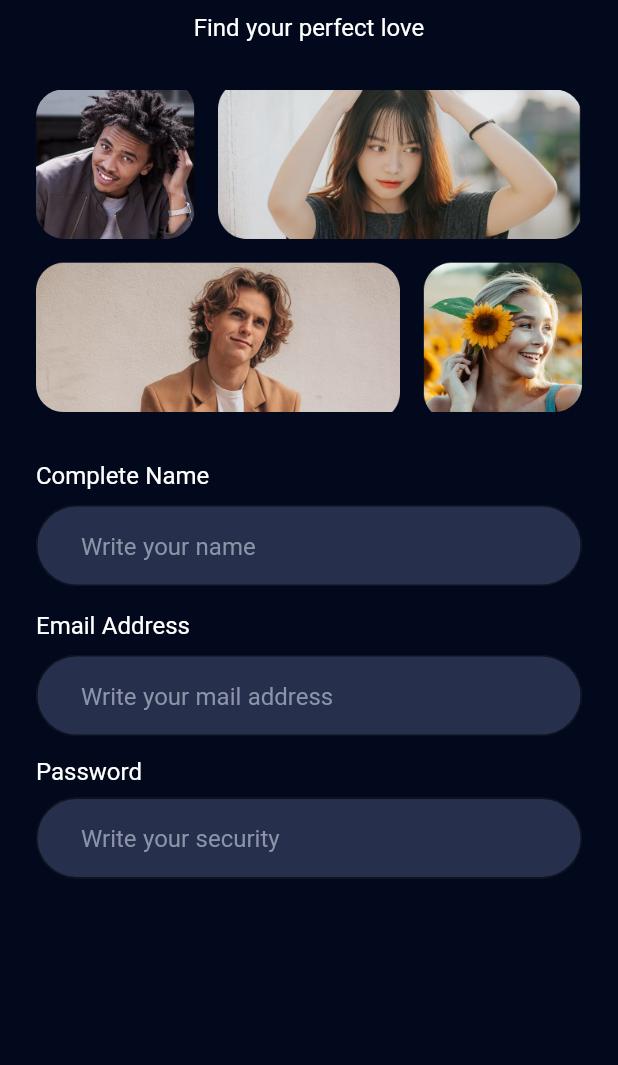
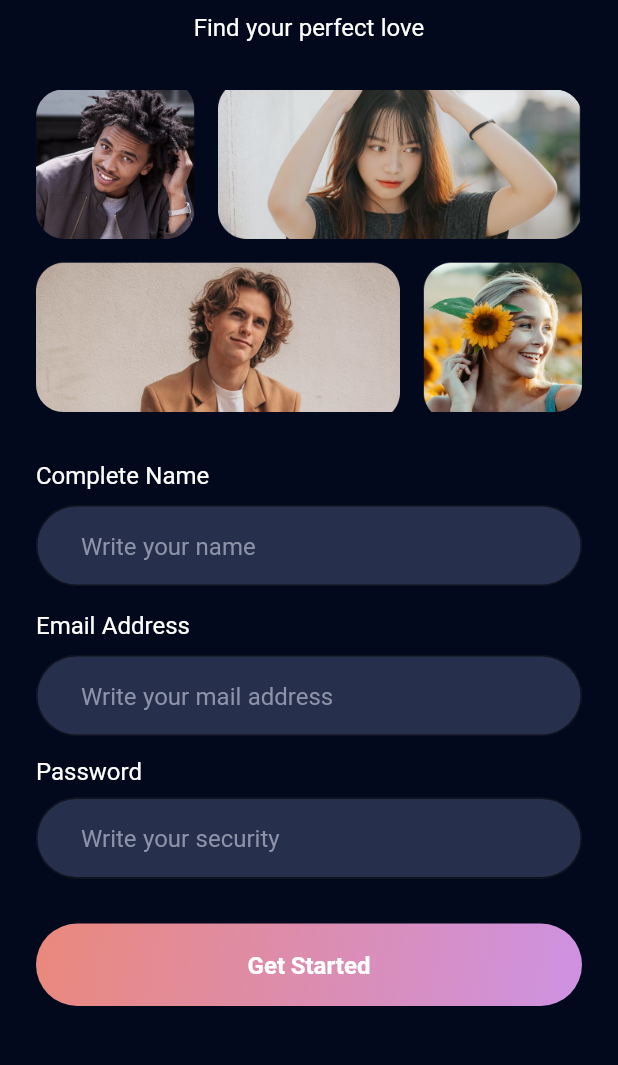
Before and after one commit to beranju/cari_jodoh, a Flutter app: the screen it shows after launch, on a phone screen of 412 x 824 dp, the part 140-1205 px from its top. Run offline on Flutter 3.47's test engine with Material 2 defaults, Android fonts, the phone set to English and light mode, and no system bars; our stand-ins replace google_fonts.

Commit message:
slicing screen job and age

```diff
--- a/lib/App.dart
+++ b/lib/App.dart
@@ -1,3 +1,4 @@
+import 'package:cari_jodoh/features/authtentication/ui/sign_up_job_age_screen.dart';
 import 'package:cari_jodoh/features/authtentication/ui/sign_up_screen.dart';
 import 'package:cari_jodoh/theme_manager/assets_image_theme_manager.dart';
 import 'package:cari_jodoh/theme_manager/theme_data_manager.dart';
@@ -14,6 +15,7 @@ class AppScreen extends StatelessWidget{
       initialRoute: SignUpScreen.routeName,
       routes: {
         SignUpScreen.routeName : (context) => const SignUpScreen(),
+        SignUpJobAgeScreen.routeName : (context) => const SignUpJobAgeScreen(),
       },
     );
   }
--- /dev/null
+++ b/lib/common_widget/custom_button_widget.dart
@@ -0,0 +1,39 @@
+import 'package:cari_jodoh/theme_manager/color_manager.dart';
+import 'package:cari_jodoh/theme_manager/font_manager.dart';
+import 'package:cari_jodoh/theme_manager/style_manager.dart';
+import 'package:cari_jodoh/theme_manager/values_manager.dart';
+import 'package:flutter/material.dart';
+
+class CustomButtonWidget extends StatelessWidget{
+  const CustomButtonWidget({super.key, required this.textButton, required this.ontap});
+
+  final String textButton;
+  final VoidCallback ontap;
+
+  @override
+  Widget build(BuildContext context) {
+    return GestureDetector(
+      onTap: ontap,
+      child: Container(
+        width: double.infinity,
+        height: 55.0,
+        alignment: Alignment.center,
+        decoration: BoxDecoration(
+          borderRadius: BorderRadius.circular(AppSize.s50),
+          gradient: LinearGradient(
+            colors: [
+              ColorManager.pink,
+              ColorManager.purple
+            ],
+            begin: Alignment.topLeft,
+            end: Alignment.bottomRight
+          )
+        ),
+        child: Text(
+          textButton,
+          style: getWhiteTextStyle(fontWeight: FontWeightManager.semiBold),
+        ),
+      ),
+    );
+  }
+}
--- a/lib/features/authtentication/ui/sign_up_screen.dart
+++ b/lib/features/authtentication/ui/sign_up_screen.dart
@@ -1,7 +1,10 @@
+import 'package:cari_jodoh/common_widget/custom_button_widget.dart';
+import 'package:cari_jodoh/common_widget/custom_text_button_widget.dart';
 import 'package:cari_jodoh/common_widget/custom_text_field.dart';
 import 'package:cari_jodoh/common_widget/hero_widget.dart';
 import 'package:cari_jodoh/common_widget/logo_tagline_widget.dart';
 import 'package:cari_jodoh/common_widget/logo_widget.dart';
+import 'package:cari_jodoh/features/authtentication/ui/sign_up_job_age_screen.dart';
 import 'package:cari_jodoh/theme_manager/theme_data_manager.dart';
 import 'package:cari_jodoh/theme_manager/values_manager.dart';
 import 'package:flutter/material.dart';
@@ -52,6 +55,18 @@ class _SignUpScreenState extends State<SignUpScreen> {
                   controller: passwordController,
                   isObsecure: true,
               ),
+              const SizedBox(height: AppSize.s16,),
+              CustomButtonWidget(
+                textButton: "Get Started",
+                ontap: (){
+                  Navigator.pushNamed(context, SignUpJobAgeScreen.routeName);
+                },
+              ),
+              const SizedBox(height: AppSize.s20,),
+              CustomTextButtonWidget(
+                  textButton: "Sign In to My Account",
+                  onPressed: (){}
+              ),
             ],
           ),
         )
--- a/lib/theme_manager/color_manager.dart
+++ b/lib/theme_manager/color_manager.dart
@@ -10,6 +10,7 @@ class ColorManager{
   static Color cream = HexColor.fromHex('#D9D9D9');
   static Color gray40 = HexColor.fromHex('#8D93A8');
   static Color gray60 = HexColor.fromHex('#737D9C');
+  static Color purple = HexColor.fromHex('#CE92E3');
 }
 
 /// Extension color
```
Also changed, not shown: lib/common_widget/custom_text_button_widget.dart (added, +22 -0 lines), lib/features/authtentication/ui/sign_up_job_age_screen.dart (added, +60 -0 lines), lib/features/authtentication/ui/sign_up_photo_screen.dart (added).
